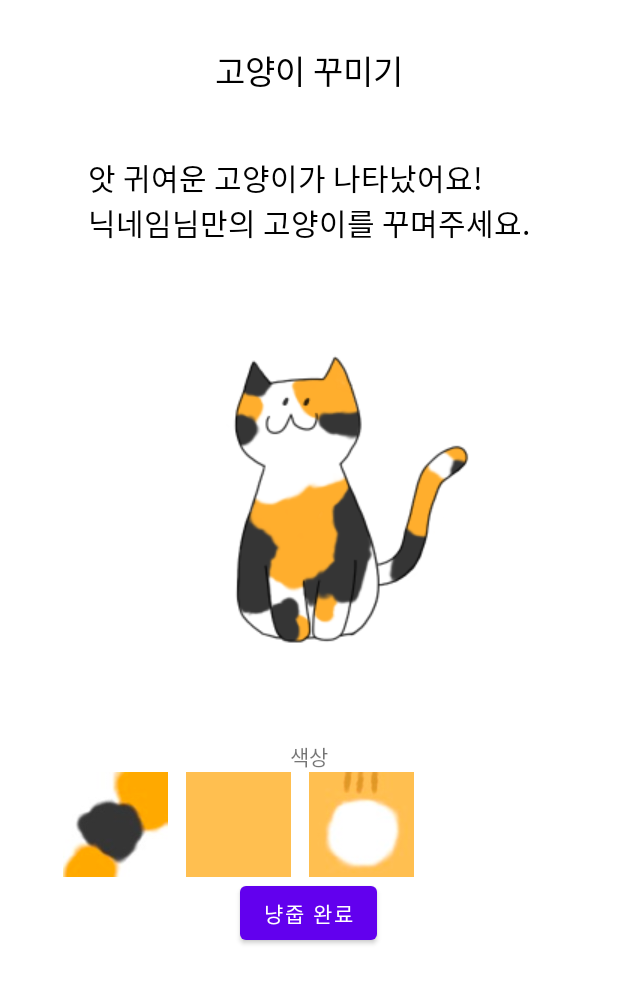
After one commit to kmu-cat/2022-, an Android app: the layout activity_defaultcatsetting.xml on its own in the app's theme, with its tools: preview values and no code run, on a phone screen of 412 x 824 dp. The commit adds this screen. Shown: the top 983 px of the screen. Run offline under Robolectric (Android 15) with nearby library versions, the phone set to English and light mode, and no system bars.

Commit message:
[Initial-Setting] feat. 기본 레이아웃 설정 및 위젯 배치
- '초기 고양이 꾸미기' 페이지에 필요한 레이아웃, 위젯 배치
- 중복 방지를 위한 style 추가(SettingBtn)

```diff
--- /dev/null
+++ b/app/src/main/java/com/example/bori/DefaultCatSetting.kt
@@ -0,0 +1,5 @@
+package com.example.bori
+
+import androidx.appcompat.app.AppCompatActivity
+
+class DefaultCatSetting: AppCompatActivity() { }
--- /dev/null
+++ b/app/src/main/res/layout/activity_defaultcatsetting.xml
@@ -0,0 +1,72 @@
+<?xml version="1.0" encoding="utf-8"?>
+<RelativeLayout xmlns:android="http://schemas.android.com/apk/res/android"
+    android:layout_width="match_parent"
+    android:layout_height="match_parent"
+    android:layout_centerHorizontal="true" >
+
+    <LinearLayout
+        android:layout_width="match_parent"
+        android:layout_height="match_parent"
+        android:gravity="center_horizontal"
+        android:orientation="vertical">
+
+        <TextView
+            android:layout_width="wrap_content"
+            android:layout_height="wrap_content"
+            android:layout_marginVertical="30dp"
+            android:text="고양이 꾸미기"
+            android:textColor="@color/black"
+            android:textSize="22dp" />
+
+        <TextView
+            android:layout_width="wrap_content"
+            android:layout_height="wrap_content"
+            android:layout_marginVertical="10dp"
+            android:text="앗 귀여운 고양이가 나타났어요!\n닉네임님만의 고양이를 꾸며주세요."
+            android:textColor="@color/black"
+            android:textSize="20dp" />
+
+        <ImageView
+            android:id="@+id/my_cat"
+            android:layout_width="wrap_content"
+            android:layout_height="wrap_content"
+            android:src="@drawable/samsagi" />
+
+        <TextView
+            android:layout_width="wrap_content"
+            android:layout_height="wrap_content"
+            android:text="색상" />
+
+
+        <LinearLayout
+            android:layout_width="wrap_content"
+            android:layout_height="wrap_content"
+            android:layout_gravity="center_horizontal">
+
+            <ImageButton
+                style="@style/SettingBtn"
+                android:src="@drawable/color_samsagi" />
+
+            <ImageButton
+                style="@style/SettingBtn"
+                android:src="@drawable/color_cheese" />
+
+            <ImageButton
+                style="@style/SettingBtn"
+                android:src="@drawable/color_tiger" />
+
+            <ImageButton
+                style="@style/SettingBtn"
+                android:src="@drawable/color_snowwhite" />
+
+        </LinearLayout>
+
+        <Button
+            android:layout_width="wrap_content"
+            android:layout_height="wrap_content"
+            android:text="냥줍 완료" />
+
+
+    </LinearLayout>
+
+</RelativeLayout>
--- a/app/src/main/res/values/themes.xml
+++ b/app/src/main/res/values/themes.xml
@@ -15,4 +15,12 @@
         <item name="android:statusBarColor" tools:targetApi="l">?attr/colorPrimaryVariant</item>
         <!-- Customize your theme here. -->
     </style>
+    <style name="SettingBtn" parent="Widget.AppCompat.ImageButton">
+        <item name="android:layout_width">70dp</item>
+        <item name="android:layout_height">70dp</item>
+        <item name="android:layout_marginRight">12dp</item>
+        <item name="android:background">@null</item>
+        <item name="android:scaleType">centerInside</item>
+        <item name="android:radius">10dp</item>
+    </style>
 </resources>
```
Also changed, not shown: app/src/main/res/drawable/color_cheese.png (added), app/src/main/res/drawable/color_samsagi.png (added), app/src/main/res/drawable/color_snowwhite.png (added), app/src/main/res/drawable/color_tiger.png (added), app/src/main/res/drawable/samsagi.png (added).
